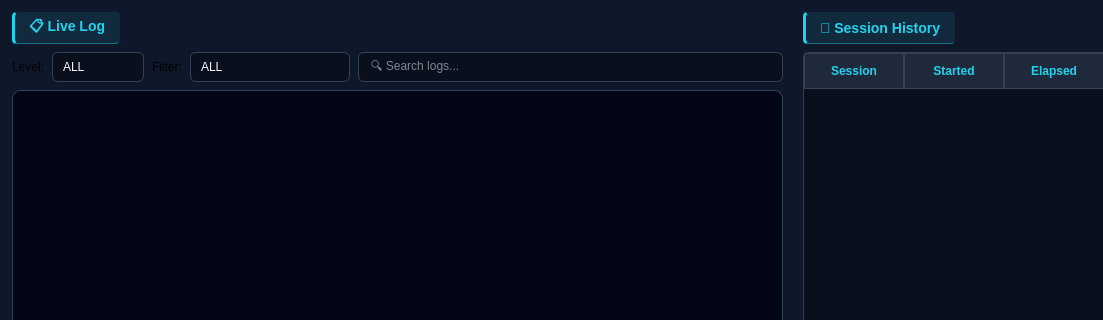
Qt form software/uwb_rtls_studio/views/ui/log_tab.ui (phuongmt08/uwb-rtls) before a commit; both pictures show x 0 to 1103 and y 0 to 320 of the 1300 by 800 pixel window.
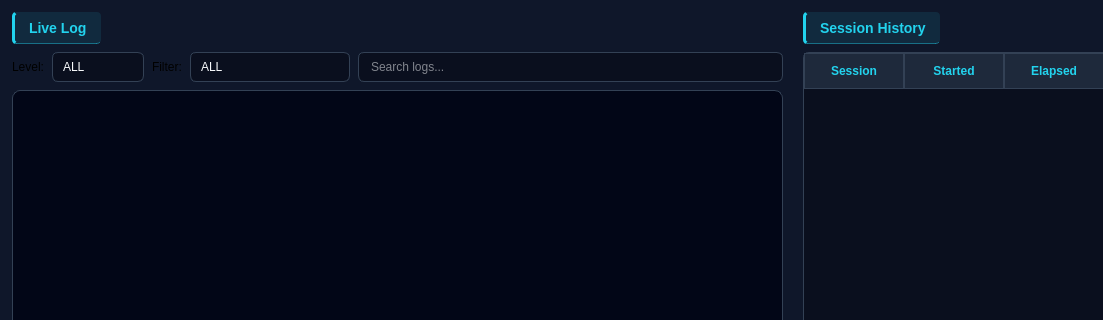
The same form after that commit.

The edit to the form file:
```diff
--- a/software/uwb_rtls_studio/views/ui/log_tab.ui
+++ b/software/uwb_rtls_studio/views/ui/log_tab.ui
@@ -95,7 +95,7 @@
             <string notr="true">color: #22D3EE; background-color: #112A3E; border-left: 3px solid #22D3EE; border-bottom: 1px solid rgba(34, 211, 238, 0.45); border-radius: 4px; padding: 4px 10px; font-family: 'Segoe UI'; font-size: 14px; font-weight: bold;</string>
            </property>
            <property name="text">
-            <string>📋 Live Log</string>
+            <string>Live Log</string>
            </property>
            <property name="alignment">
             <set>Qt::AlignLeading|Qt::AlignLeft|Qt::AlignVCenter</set>
@@ -210,7 +210,7 @@
             </size>
            </property>
            <property name="placeholderText">
-            <string>🔍 Search logs...</string>
+            <string>Search logs...</string>
            </property>
           </widget>
          </item>
@@ -332,7 +332,7 @@
             <string notr="true">color: #22D3EE; background-color: #112A3E; border-left: 3px solid #22D3EE; border-bottom: 1px solid rgba(34, 211, 238, 0.45); border-radius: 4px; padding: 4px 10px; font-family: 'Segoe UI'; font-size: 14px; font-weight: bold;</string>
            </property>
            <property name="text">
-            <string>📂 Session History</string>
+            <string>Session History</string>
            </property>
            <property name="alignment">
             <set>Qt::AlignLeading|Qt::AlignLeft|Qt::AlignVCenter</set>
```
